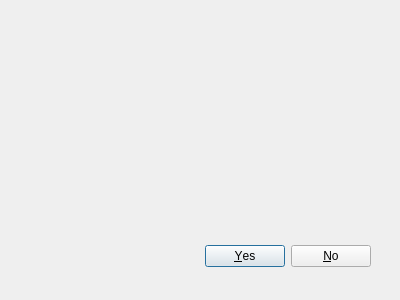
This is harmony-ui/conversationinviteaccept.ui in edward-shen/Harmony as Qt 5 draws it before an edit. The edited form follows.
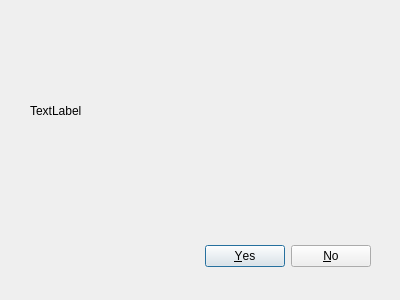
This is the edited form.

```diff
--- a/harmony-ui/conversationinviteaccept.ui
+++ b/harmony-ui/conversationinviteaccept.ui
@@ -29,6 +29,19 @@
     <set>QDialogButtonBox::No|QDialogButtonBox::Yes</set>
    </property>
   </widget>
+  <widget class="QLabel" name="message">
+   <property name="geometry">
+    <rect>
+     <x>30</x>
+     <y>50</y>
+     <width>261</width>
+     <height>121</height>
+    </rect>
+   </property>
+   <property name="text">
+    <string>TextLabel</string>
+   </property>
+  </widget>
  </widget>
  <resources/>
  <connections>
```
